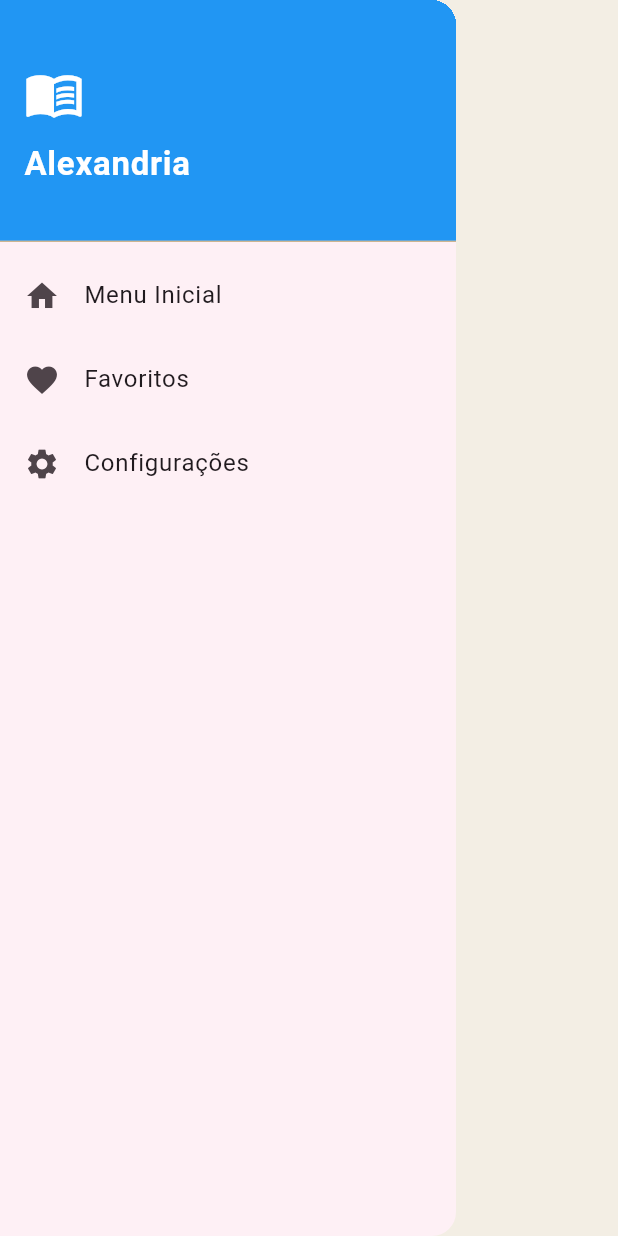
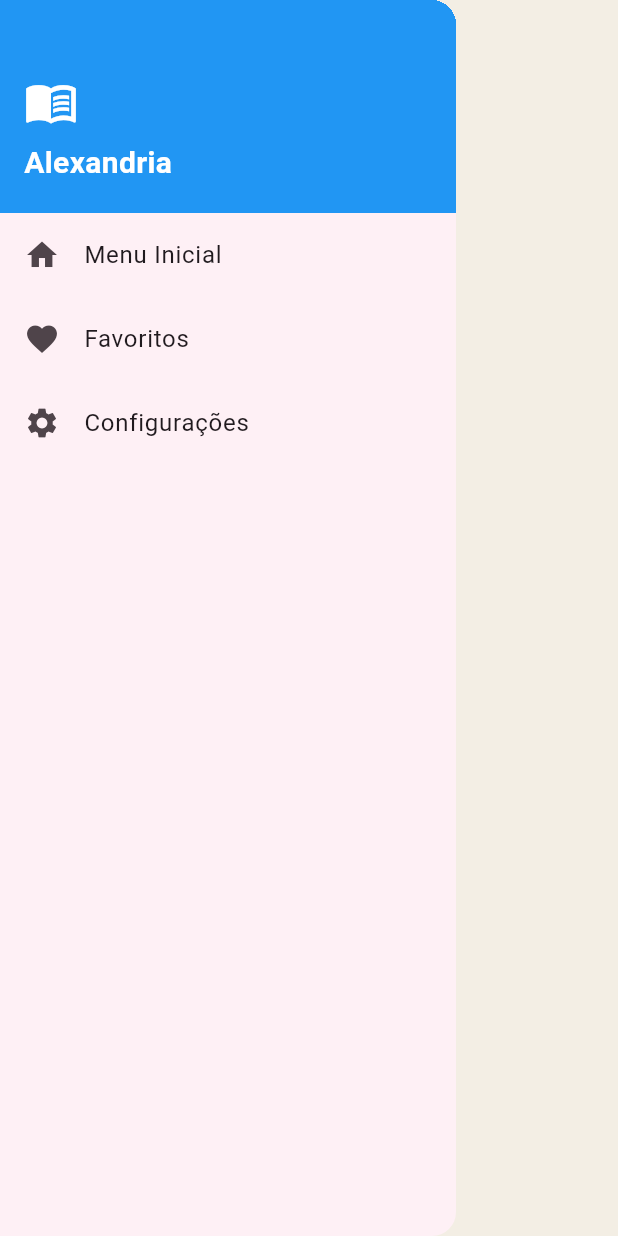
Before and after one commit to YH1d3k12/mobile-library, a Flutter app: the CustomDrawer widget shown alone on an empty page, opened directly with empty values, on a phone screen of 412 x 824 dp. Run offline on Flutter 3.47's test engine with Material 3 defaults, Android fonts, the phone set to English and light mode, and no system bars; our stand-ins replace cached_network_image, sqflite; accounts and stored records are empty.

Commit message:
Hamburguer_Menu_update

```diff
--- a/lib/shared/components/custom_drawer.dart
+++ b/lib/shared/components/custom_drawer.dart
@@ -1,5 +1,5 @@
 import 'package:flutter/material.dart';
-import '../../../routes/app_routes.dart'; // Ajuste o caminho se necessário conforme o arquivo original
+import '../../../routes/app_routes.dart'; // Ajuste se necessário
 
 class CustomDrawer extends StatelessWidget {
   final String currentRoute;
@@ -12,31 +12,34 @@ class CustomDrawer extends StatelessWidget {
   @override
   Widget build(BuildContext context) {
     return Drawer(
-      child: Column(
+      child: MediaQuery.removePadding(
+        context: context,
+        removeTop: true, // Remove espaçamentos fantasmas do topo
+        child: ListView(
+          padding: EdgeInsets.zero,
           children: [
-          // Cabeçalho do Menu
-          const DrawerHeader(
-            decoration: BoxDecoration(
-              color: Colors.blue, // Aqui vocês podem usar AppColors.primary depois
+            // Cabeçalho Customizado e Seguro
+            Container(
+              width: double.infinity,
+              padding: const EdgeInsets.only(top: 50, bottom: 20, left: 16, right: 16),
+              decoration: const BoxDecoration(
+                color: Colors.blue, // Substitua pelo seu AppColors.primary se houver
               ),
-            child: SizedBox(
-              width: double.infinity,
-              child: Column(
+              child: const Column(
                 mainAxisAlignment: MainAxisAlignment.center,
                 crossAxisAlignment: CrossAxisAlignment.start,
                 children: [
-                  Icon(Icons.menu_book, color: Colors.white, size: 40),
-                  SizedBox(height: 10),
+                  Icon(Icons.menu_book, color: Colors.white, size: 36),
+                  SizedBox(height: 8),
                   Text(
                     'Alexandria',
                     style: TextStyle(
                       color: Colors.white,
-                      fontSize: 22,
+                      fontSize: 20,
                       fontWeight: FontWeight.bold,
                     ),
                   ),
                 ],
-              ),
               ),
             ),
 
@@ -44,9 +47,9 @@ class CustomDrawer extends StatelessWidget {
             ListTile(
               leading: const Icon(Icons.home),
               title: const Text('Menu Inicial'),
-            selected: currentRoute == AppRoutes.search, // Destaca se estiver na tela
+              selected: currentRoute == AppRoutes.search,
               onTap: () {
-              Navigator.pop(context); // Fecha o Drawer
+                Navigator.pop(context);
                 if (currentRoute != AppRoutes.search) {
                   Navigator.pushReplacementNamed(context, AppRoutes.search);
                 }
@@ -61,27 +64,29 @@ class CustomDrawer extends StatelessWidget {
               onTap: () {
                 Navigator.pop(context);
                 if (currentRoute != AppRoutes.favorites) {
-                // Se não houver pushReplacement configurado nas rotas, use pushNamed
                   Navigator.pushNamed(context, AppRoutes.favorites);
                 }
               },
             ),
 
-          // 3. Configurações (Configs)
+            // 3. Configurações
             ListTile(
               leading: const Icon(Icons.settings),
               title: const Text('Configurações'),
-            selected: currentRoute == '/settings', // Caso criem uma rota futura de configs
+              selected: currentRoute == '/settings',
               onTap: () {
                 Navigator.pop(context);
-              // TODO: Implementar rota de configurações se necessário, ou exibir um Dialog por enquanto
                 ScaffoldMessenger.of(context).showSnackBar(
-                const SnackBar(content: Text('Tela de Configurações em desenvolvimento!')),
+                  const SnackBar(
+                    content: Text('Configurações em desenvolvimento!'),
+                    duration: Duration(seconds: 2),
+                  ),
                 );
               },
             ),
           ],
         ),
+      ),
     );
   }
 }
```
Lines whose indentation alone changed are shown as unchanged.
